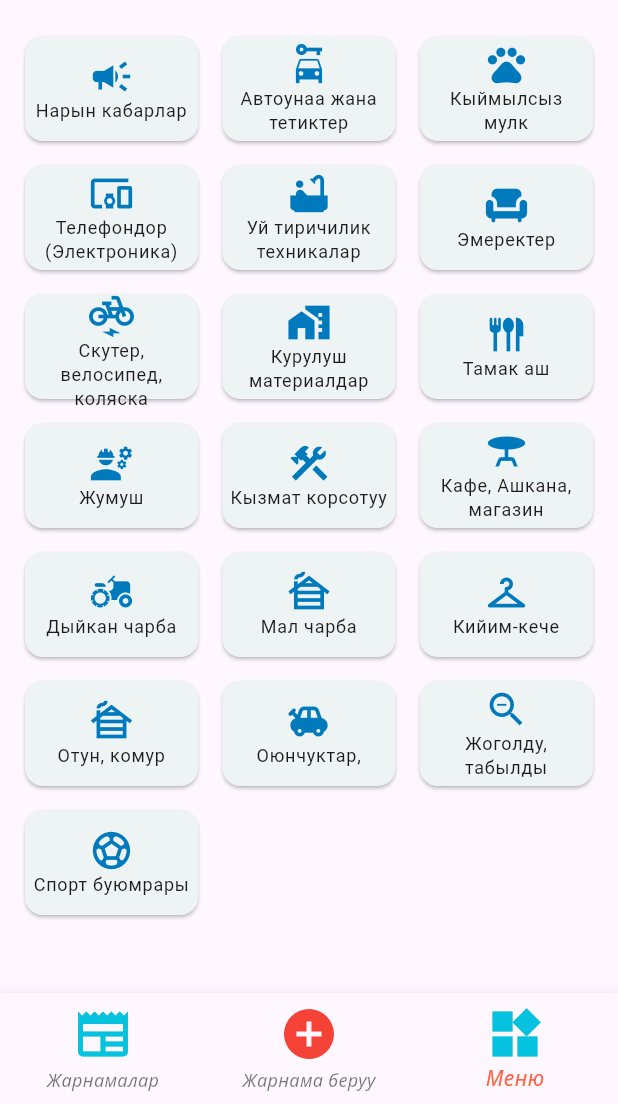
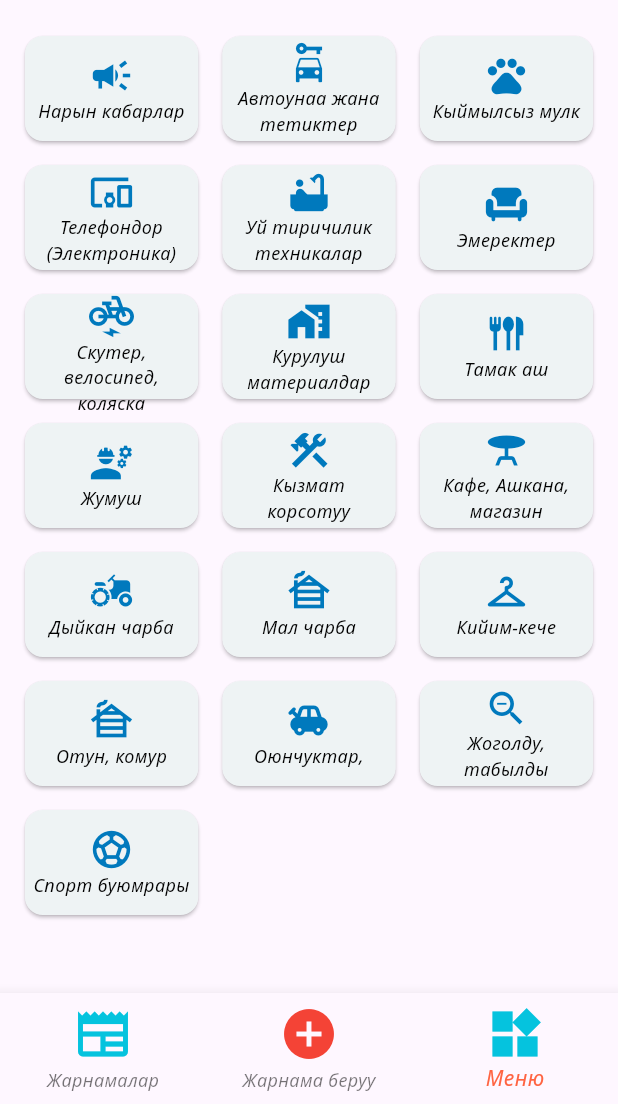
Before and after one commit to BolotKyzy/naryn_market, a Flutter app: the screen it shows after launch, item 3 of the bottom bar chosen, on a phone screen of 412 x 824 dp, the part 132-1236 px from its top. Run offline on Flutter 3.47's test engine with Material 3 defaults, Android fonts, the phone set to English and light mode, and no system bars; our stand-ins replace font_awesome_flutter.

Commit message:
refactored constants

```diff
--- a/lib/constants/text_styles/text_styles.dart
+++ b/lib/constants/text_styles/text_styles.dart
@@ -13,4 +13,16 @@ class TextStyles {
       fontFamily: 'NotoSans',
       fontSize: 18,
       fontWeight: FontWeight.w700);
+
+  static const phone = TextStyle(
+      color: AppColors.black,
+      fontSize: 16,
+      fontFamily: "NotoSans",
+      fontWeight: FontWeight.w500);
+
+  static const menu = TextStyle(
+      color: AppColors.black,
+      fontSize: 12,
+      fontFamily: 'NotoSans',
+      fontWeight: FontWeight.w500);
 }
--- a/lib/main.dart
+++ b/lib/main.dart
@@ -1,7 +1,6 @@
 import 'package:flutter/material.dart';
 import 'package:naryn_market/constants/themes/app_theme.dart';
 import 'package:naryn_market/main_page.dart';
-import 'package:naryn_market/menu_page.dart';
 import 'package:naryn_market/menu_section/menu_list_page.dart';
 import 'package:naryn_market/models/news_model/news_data.dart';
 import 'package:naryn_market/news_page/news.dart';
--- a/lib/menu_page.dart
+++ b/lib/menu_page.dart
@@ -1,5 +1,6 @@
 import 'package:flutter/material.dart';
 import 'package:naryn_market/constants/colors.dart';
+import 'package:naryn_market/constants/text_styles/text_styles.dart';
 
 List<Map> categoriesList = [
   {"title": "Нарын кабарлар", "icon": Icons.campaign},
@@ -64,13 +65,7 @@ class MenuPage extends StatelessWidget {
                                           child: Text(
                                               categoriesList[index]["title"],
                                               textAlign: TextAlign.center,
-                                              style: Theme.of(context)
-                                                  .textTheme
-                                                  .labelMedium!
-                                                  .copyWith(
-                                                      fontSize: 12,
-                                                      fontWeight:
-                                                          FontWeight.w400)),
+                                              style: TextStyles.menu),
                                         ),
                                       ]),
                                 ),
```
Also changed, not shown: lib/news_page/news_detail_page.dart (+2 -14 lines), pubspec.lock.
